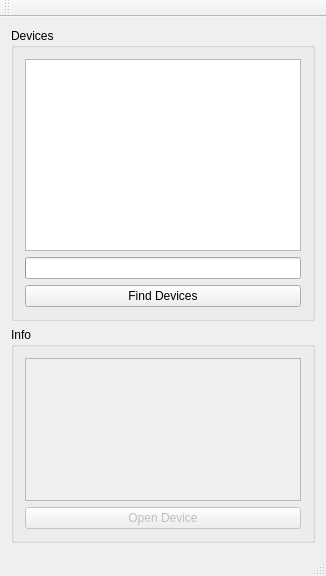
First picture: the form in SignalFlowMaster/form/mainwindow.ui, repository cyk-git/SignalFlowMaster, before the edit.
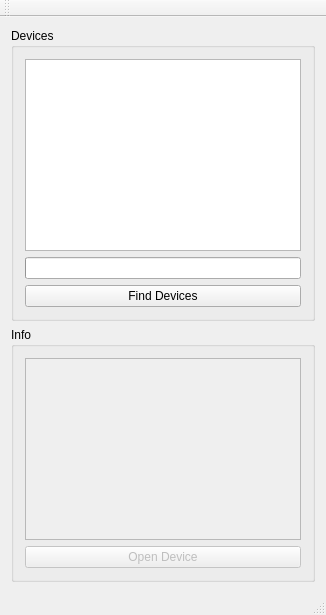
Second picture: the form after the edit.

Patch:
```diff
--- a/SignalFlowMaster/form/mainwindow.ui
+++ b/SignalFlowMaster/form/mainwindow.ui
@@ -7,7 +7,7 @@
     <x>0</x>
     <y>0</y>
     <width>326</width>
-    <height>576</height>
+    <height>615</height>
    </rect>
   </property>
   <property name="windowTitle">
```
Left out of the diff: 6 changed lines with no effect on the pictures.
